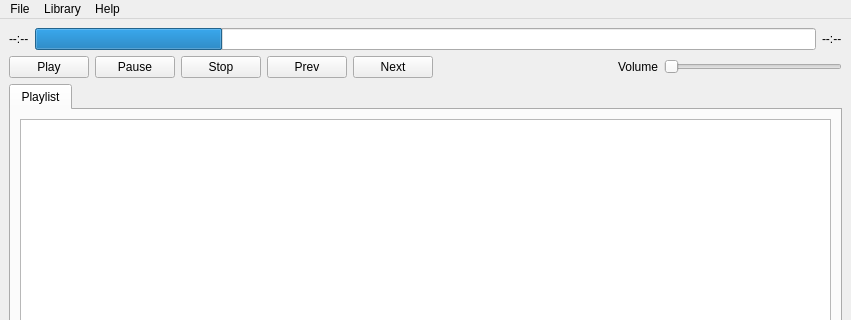
The window that src/mainWindow.ui (ichiro101/kazu) describes before a commit, drawn with Qt 5; both pictures show x 0 to 851 and y 0 to 320 of the 851 by 596 pixel window.
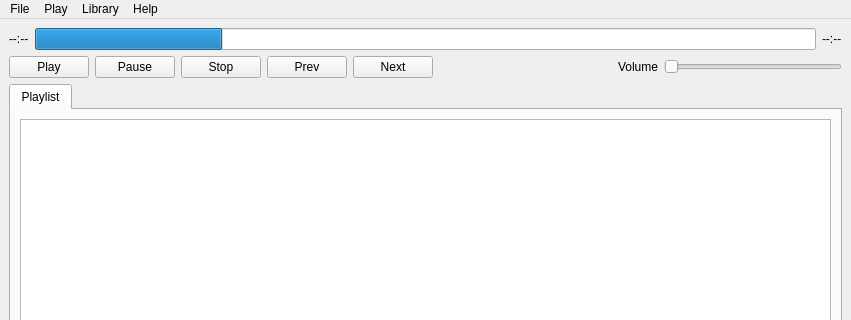
The same window after the commit.

```diff
--- a/src/mainWindow.ui
+++ b/src/mainWindow.ui
@@ -164,7 +164,19 @@
     <addaction name="separator"/>
     <addaction name="actionManage_Library"/>
    </widget>
+   <widget class="QMenu" name="menuPlay">
+    <property name="title">
+     <string>Play</string>
+    </property>
+    <addaction name="actionPlay"/>
+    <addaction name="actionPause"/>
+    <addaction name="actionStop"/>
+    <addaction name="separator"/>
+    <addaction name="actionPrev"/>
+    <addaction name="actionNext"/>
+   </widget>
    <addaction name="menuFile"/>
+   <addaction name="menuPlay"/>
    <addaction name="menuLibrary"/>
    <addaction name="menuHelp"/>
   </widget>
```
Left out of the diff: 35 changed lines with no effect on the pictures.
